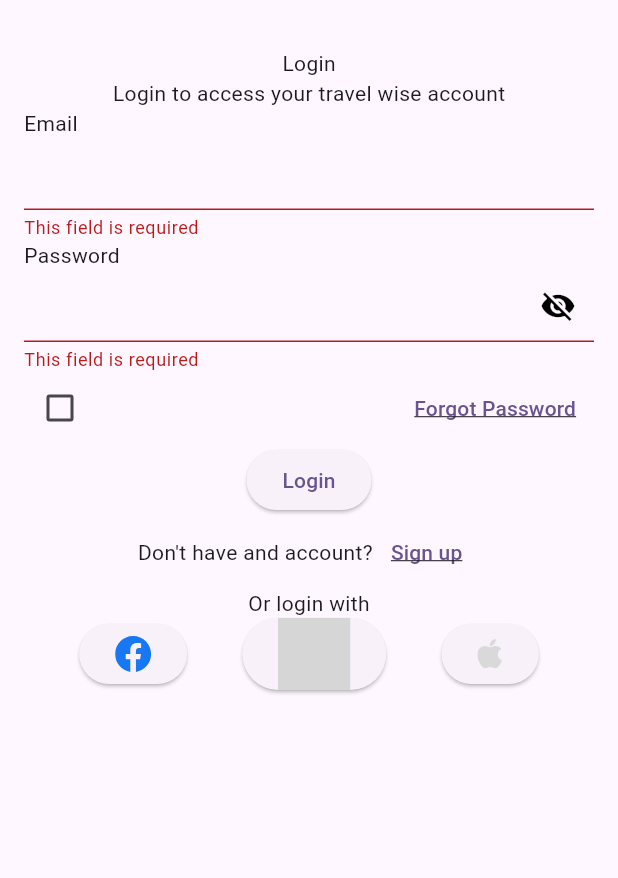
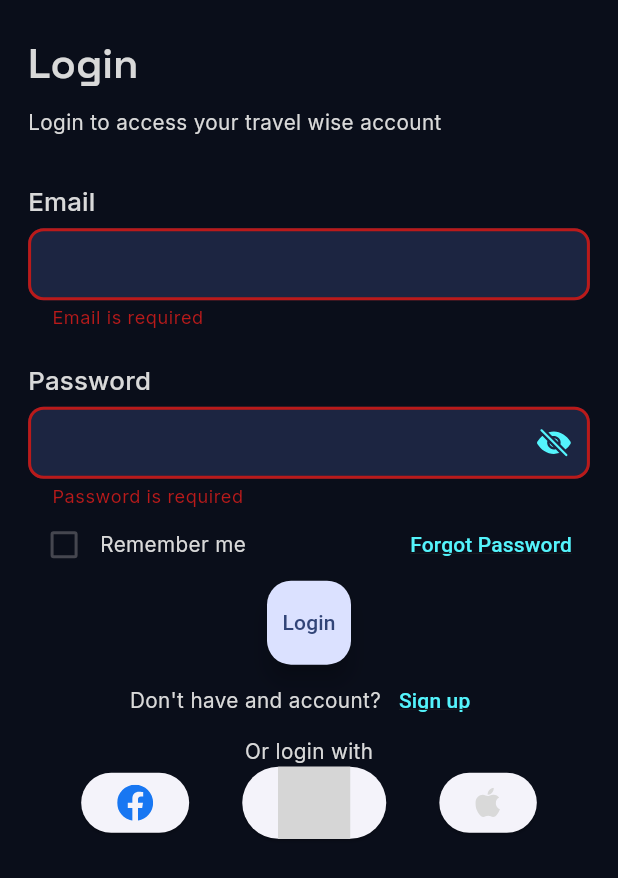
Before and after one commit to MoBakr99/NLeaks, a Flutter app: the screen it shows after launch, after a tap on "Login", on a phone screen of 412 x 824 dp. Shown: the top 878 px of the screen. Run offline on Flutter 3.47's test engine with Material 3 defaults, Android fonts, the phone set to English and light mode, and no system bars; our stand-ins replace flutter_screenutil, flutter_svg, google_fonts; grey boxes are pictures that could not be loaded.

Commit message:
defined theme and colors, initialized screen utils, customized named text field, and optimized fonts

```diff
--- a/lib/core/constants/app_colors.dart
+++ b/lib/core/constants/app_colors.dart
@@ -0,0 +1,10 @@
+import 'package:flutter/material.dart';
+
+final Color primaryColor = Color(0xFF54F4FC);
+final Color informationColor = Color(0xFF1C2541);
+final Color backgroundColor = Color(0xFF0A0E1A);
+final Color lightGrayColor = Color(0xFFD9D9D9);
+final Color mutedGrayColor = Color(0xff929292);
+final Color successColor = Color(0xFF22C55E);
+final Color warningColor = Color(0xFFFACC15);
+final Color dangerColor = Color(0xFFEF4444);
--- a/lib/core/themes/theme.dart
+++ b/lib/core/themes/theme.dart
@@ -0,0 +1,36 @@
+import 'package:flutter/material.dart';
+import 'package:flutter_screenutil/flutter_screenutil.dart';
+import 'package:google_fonts/google_fonts.dart';
+import 'package:n_leaks/core/constants/app_colors.dart';
+
+ThemeData get appTheme => ThemeData(
+  colorScheme: ColorScheme.fromSeed(
+    seedColor: backgroundColor,
+    primary: primaryColor,
+    secondary: informationColor,
+    tertiary: lightGrayColor,
+    surface: backgroundColor,
+  ),
+  textTheme: TextTheme(
+    displayMedium: GoogleFonts.spaceGrotesk(
+      color: lightGrayColor,
+      fontSize: 32.sp,
+      fontWeight: FontWeight.w600,
+    ),
+    titleMedium: GoogleFonts.inter(
+      color: lightGrayColor,
+      fontSize: 20.sp,
+      fontWeight: FontWeight.w500,
+    ),
+    bodyMedium: GoogleFonts.inter(
+      color: lightGrayColor,
+      fontSize: 16.sp,
+      fontWeight: FontWeight.w400,
+    ),
+    bodySmall: GoogleFonts.inter(
+      color: lightGrayColor,
+      fontSize: 14.sp,
+      fontWeight: FontWeight.w400,
+    ),
+  ),
+);
--- a/lib/core/widgets/named_text_field.dart
+++ b/lib/core/widgets/named_text_field.dart
@@ -1,4 +1,6 @@
 import 'package:flutter/material.dart';
+import 'package:flutter_screenutil/flutter_screenutil.dart';
+import 'package:flutter_svg/flutter_svg.dart';
 
 class NamedTextField extends StatefulWidget {
   const NamedTextField({
@@ -7,12 +9,14 @@ class NamedTextField extends StatefulWidget {
     this.hintText,
     this.controller,
     this.validator,
+    this.keyboardType,
     this.visibilityButton = false,
   });
 
   final String name;
   final String? hintText;
   final bool visibilityButton;
+  final TextInputType? keyboardType;
   final TextEditingController? controller;
   final String? Function(String?)? validator;
 
@@ -28,25 +32,50 @@ class _NamedTextFieldState extends State<NamedTextField> {
     return Column(
       crossAxisAlignment: CrossAxisAlignment.start,
       children: [
-        Text(widget.name),
+        Text(widget.name, style: Theme.of(context).textTheme.titleMedium),
+        SizedBox(height: 5.h),
         TextFormField(
           obscureText: widget.visibilityButton ? _obscureText : false,
+          obscuringCharacter: '*',
           controller: widget.controller,
-          validator:
-              widget.validator ??
-              (value) {
-                if (value == null || value.trim().isEmpty) {
-                  return 'This field is required';
-                }
-                return null;
-              },
+          keyboardType: widget.keyboardType,
+          validator: _validatorPicker,
+          cursorErrorColor: Theme.of(context).colorScheme.primary,
+          style: Theme.of(context).textTheme.bodySmall,
           decoration: InputDecoration(
             hintText: widget.hintText,
+            hintStyle: Theme.of(context).textTheme.bodyMedium,
+            filled: true,
+            fillColor: Theme.of(context).colorScheme.secondary,
+            enabledBorder: OutlineInputBorder(
+              borderRadius: BorderRadius.circular(12.r),
+              borderSide: BorderSide.none,
+            ),
+            focusedBorder: OutlineInputBorder(
+              borderRadius: BorderRadius.circular(12.r),
+              borderSide: BorderSide(
+                color: Theme.of(context).colorScheme.primary,
+                width: 2,
+              ),
+            ),
+            focusedErrorBorder: OutlineInputBorder(
+              borderRadius: BorderRadius.circular(12.r),
+              borderSide: BorderSide(
+                color: Theme.of(context).colorScheme.primary,
+                width: 2,
+              ),
+            ),
+            errorBorder: OutlineInputBorder(
+              borderRadius: BorderRadius.circular(12.r),
+              borderSide: BorderSide(
+                color: Theme.of(context).colorScheme.error,
+                width: 2,
+              ),
+            ),
             suffixIcon: widget.visibilityButton
                 ? IconButton(
-                    icon: Icon(
-                      _obscureText ? Icons.visibility_off : Icons.visibility,
-                      color: Colors.black,
+                    icon: SvgPicture.asset(
+                      'assets/images/svgs/visibility_off.svg',
                     ),
                     onPressed: () {
                       setState(() => _obscureText = !_obscureText);
@@ -58,4 +87,75 @@ class _NamedTextFieldState extends State<NamedTextField> {
       ],
     );
   }
+
+  String? _validatorPicker(String? value) {
+    if (widget.validator != null) {
+      return widget.validator!(value);
+    }
+    if (widget.keyboardType == TextInputType.emailAddress) {
+      return _emailValidator(value);
+    }
+    if (widget.keyboardType == TextInputType.visiblePassword) {
+      return _passwordValidator(value);
+    }
+    if (widget.keyboardType == TextInputType.name) {
+      return _nameValidator(value);
+    }
+    return _defaultValidator(value);
+  }
+
+  String? _emailValidator(String? value) {
+    if (value == null || value.trim().isEmpty) {
+      return 'Email is required';
+    }
+    final emailRegex = RegExp(
+      r'^[A-Za-z0-9]+[A-Za-z0-9._%+-]*@[A-Za-z0-9]+(?:\.[A-Za-z0-9-]+)*\.[A-Za-z]{2,}$',
+    );
+    if (!emailRegex.hasMatch(value)) {
+      return 'Enter a valid email';
+    }
+    return null;
+  }
+
+  String? _passwordValidator(String? value) {
+    if (value == null || value.trim().isEmpty) {
+      return 'Password is required';
+    }
+    if (value.length < 6) {
+      return 'Password must be at least 6 characters long';
+    }
+    return null;
+  }
+
+  String? _nameValidator(String? value) {
+    if (value == null || value.trim().isEmpty) {
+      return 'Name is required';
+    }
+    if (value.trim().length < 3) {
+      return 'Name must be at least 3 characters long';
+    }
+    final nameRegex = RegExp(r"^[A-Za-z]+(?:[ '\-][A-Za-z]+)*$");
+    if (!nameRegex.hasMatch(value.trim())) {
+      return 'Enter a valid name';
+    }
+    return null;
+  }
+
+  // String? _phoneValidator(String? value) {
+  //   if (value == null || value.trim().isEmpty) {
+  //     return 'Phone number is required';
+  //   }
+  //   final phoneRegex = RegExp(r'^\+?[0-9]{7,15}$');
+  //   if (!phoneRegex.hasMatch(value.trim())) {
+  //     return 'Enter a valid phone number';
+  //   }
+  //   return null;
+  // }
+
+  String? _defaultValidator(String? value) {
+    if (value == null || value.trim().isEmpty) {
+      return 'This field is required';
+    }
+    return null;
+  }
 }
--- a/lib/features/auth/login_page.dart
+++ b/lib/features/auth/login_page.dart
@@ -1,4 +1,5 @@
 import 'package:flutter/material.dart';
+import 'package:flutter_screenutil/flutter_screenutil.dart';
 import 'package:n_leaks/core/widgets/named_text_field.dart';
 import 'package:n_leaks/features/auth/widgets/social_buttons.dart';
 
@@ -18,28 +19,54 @@ class _LoginPageState extends State<LoginPage> {
   @override
   Widget build(BuildContext context) {
     return Scaffold(
-      body: Padding(
-        padding: const EdgeInsets.symmetric(horizontal: 16, vertical: 32),
+      body: SingleChildScrollView(
+        child: Padding(
+          padding: EdgeInsets.symmetric(horizontal: 20.w, vertical: 30.h),
           child: Form(
             key: _formKey,
             child: Column(
               children: [
-              Text('Login'),
-              Text('Login to access your travel wise account'),
-              NamedTextField(name: 'Email', controller: _emailController),
+                Align(
+                  alignment: AlignmentGeometry.centerLeft,
+                  child: Text(
+                    'Login',
+                    style: Theme.of(context).textTheme.displayMedium,
+                  ),
+                ),
+                SizedBox(height: 16.h),
+                Align(
+                  alignment: AlignmentGeometry.centerLeft,
+                  child: Text(
+                    'Login to access your travel wise account',
+                    style: Theme.of(context).textTheme.bodyMedium,
+                  ),
+                ),
+                SizedBox(height: 35.h),
+                NamedTextField(
+                  name: 'Email',
+                  controller: _emailController,
+                  keyboardType: TextInputType.emailAddress,
+                ),
+                SizedBox(height: 24.h),
                 NamedTextField(
                   name: 'Password',
                   controller: _passController,
                   visibilityButton: true,
+                  keyboardType: TextInputType.visiblePassword,
                 ),
                 Row(
                   mainAxisAlignment: MainAxisAlignment.spaceBetween,
+                  children: <Widget>[
+                    Row(
                       children: <Widget>[
                         Checkbox(
                           value: _rememberUser,
                           onChanged: (value) {
                             setState(() => _rememberUser = value);
                           },
+                        ),
+                        Text('Remember me'),
+                      ],
                     ),
                     TextButton(
                       onPressed: () {},
@@ -50,7 +77,7 @@ class _LoginPageState extends State<LoginPage> {
                     ),
                   ],
                 ),
-              ElevatedButton(
+                FloatingActionButton(
                   onPressed: () {
                     if (_formKey.currentState!.validate()) {
                       // Perform login action
@@ -79,6 +106,7 @@ class _LoginPageState extends State<LoginPage> {
             ),
           ),
         ),
+      ),
     );
   }
 }
--- a/lib/main.dart
+++ b/lib/main.dart
@@ -1,4 +1,6 @@
 import 'package:flutter/material.dart';
+import 'package:flutter_screenutil/flutter_screenutil.dart';
+import 'package:n_leaks/core/themes/theme.dart';
 import 'package:n_leaks/features/auth/login_page.dart';
 
 void main() {
@@ -10,13 +12,15 @@ class MyApp extends StatelessWidget {
 
   @override
   Widget build(BuildContext context) {
-    return MaterialApp(
-      title: 'Flutter Demo',
-      debugShowCheckedModeBanner: false,
-      theme: ThemeData(
-        colorScheme: ColorScheme.fromSeed(seedColor: Colors.deepPurple),
-      ),
-      home: const LoginPage(),
+    return ScreenUtilInit(
+      designSize: const Size(440, 956),
+      minTextAdapt: true,
+      builder: (context, child) => MaterialApp(
+          title: 'Flutter Demo',
+          debugShowCheckedModeBanner: false,
+          theme: appTheme,
+          home: const LoginPage(),
+        ),
     );
   }
 }
```
Also changed, not shown: assets/images/svgs/visibility_off.svg (added). Lines whose indentation alone changed are shown as unchanged.
